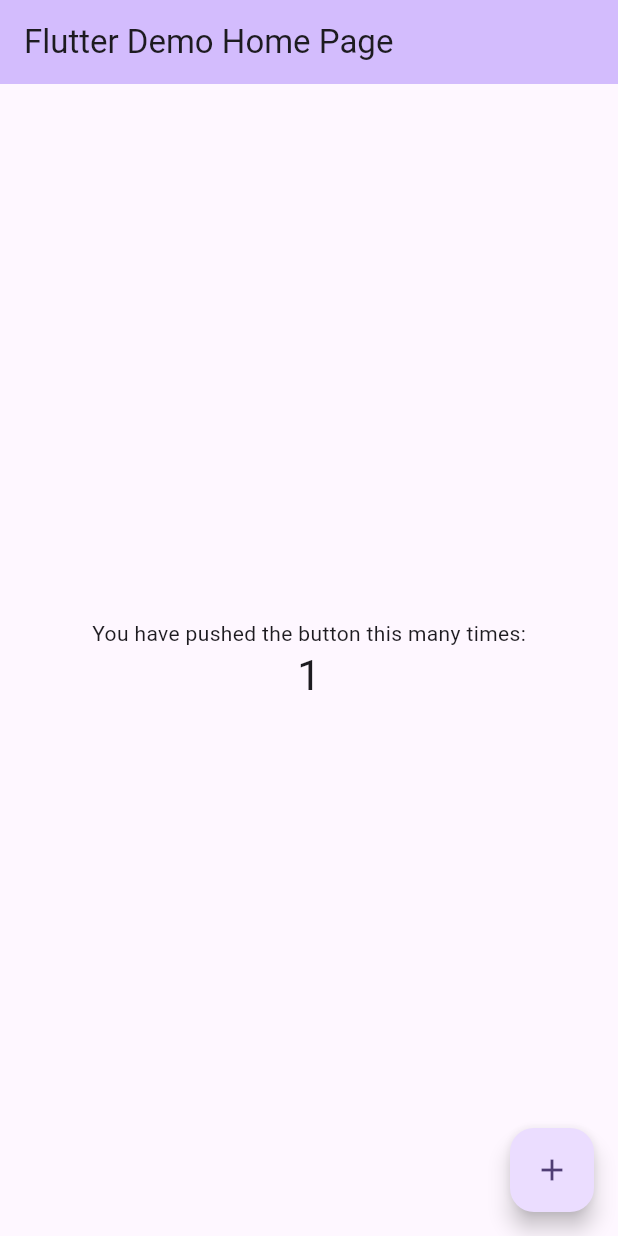
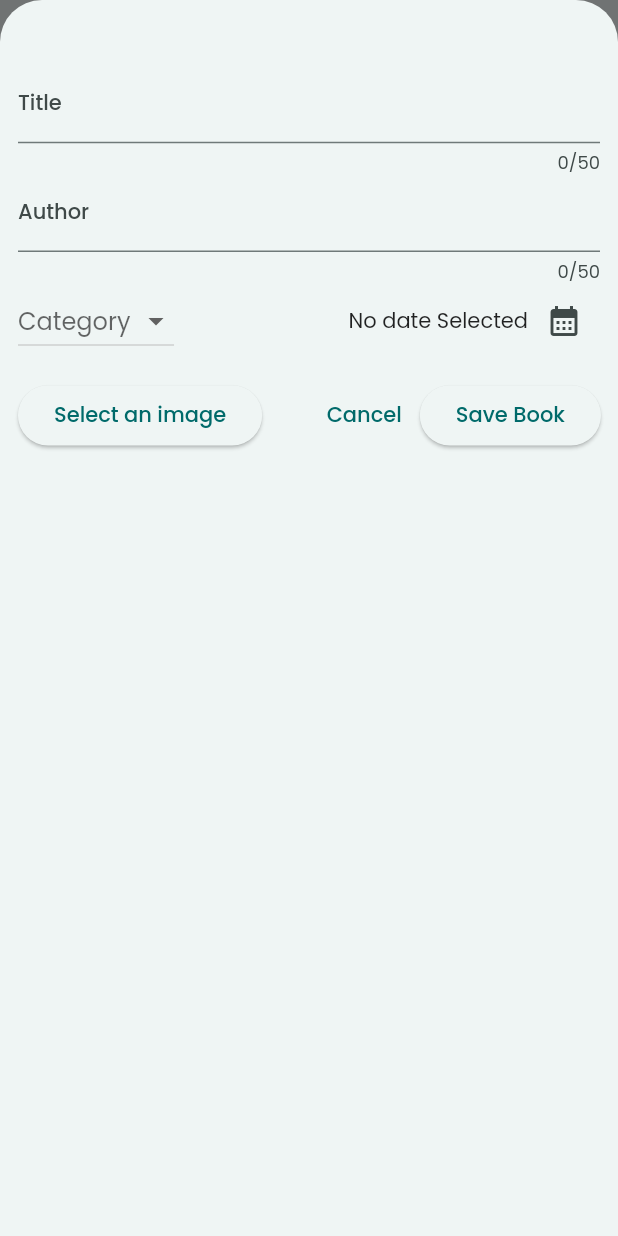
Before and after one commit to ilhanaquib/booku, a Flutter app: the screen it shows after launch, after a tap on the "add" icon, on a phone screen of 412 x 824 dp. Run offline on Flutter 3.47's test engine with Material 2 defaults, Android fonts, the light colour scheme and no system bars; our stand-ins replace google_fonts, image_picker.

Commit message:
This commit is for the final look of the app and it stores the books in a list

```diff
--- a/lib/main.dart
+++ b/lib/main.dart
@@ -1,125 +1,18 @@
+import 'package:booku/pages/books_page.dart';
 import 'package:flutter/material.dart';
+import 'package:google_fonts/google_fonts.dart';
 
 void main() {
-  runApp(const MyApp());
+  WidgetsFlutterBinding.ensureInitialized();
+  runApp(
+    MaterialApp(
+      theme: ThemeData().copyWith(
+        useMaterial3: true,
+        colorScheme:
+            ColorScheme.fromSeed(seedColor: Color.fromARGB(214, 106, 247, 247)),
+        textTheme: GoogleFonts.poppinsTextTheme()
+      ),
+      home: const Books(),
+    ),
+  );
 }
-
-class MyApp extends StatelessWidget {
-  const MyApp({super.key});
-
-  // This widget is the root of your application.
-  @override
-  Widget build(BuildContext context) {
-    return MaterialApp(
-      title: 'Flutter Demo',
-      theme: ThemeData(
-        // This is the theme of your application.
-        //
-        // TRY THIS: Try running your application with "flutter run". You'll see
-        // the application has a blue toolbar. Then, without quitting the app,
-        // try changing the seedColor in the colorScheme below to Colors.green
-        // and then invoke "hot reload" (save your changes or press the "hot
-        // reload" button in a Flutter-supported IDE, or press "r" if you used
-        // the command line to start the app).
-        //
-        // Notice that the counter didn't reset back to zero; the application
-        // state is not lost during the reload. To reset the state, use hot
-        // restart instead.
-        //
-        // This works for code too, not just values: Most code changes can be
-        // tested with just a hot reload.
-        colorScheme: ColorScheme.fromSeed(seedColor: Colors.deepPurple),
-        useMaterial3: true,
-      ),
-      home: const MyHomePage(title: 'Flutter Demo Home Page'),
-    );
-  }
-}
-
-class MyHomePage extends StatefulWidget {
-  const MyHomePage({super.key, required this.title});
-
-  // This widget is the home page of your application. It is stateful, meaning
-  // that it has a State object (defined below) that contains fields that affect
-  // how it looks.
-
-  // This class is the configuration for the state. It holds the values (in this
-  // case the title) provided by the parent (in this case the App widget) and
-  // used by the build method of the State. Fields in a Widget subclass are
-  // always marked "final".
-
-  final String title;
-
-  @override
-  State<MyHomePage> createState() => _MyHomePageState();
-}
-
-class _MyHomePageState extends State<MyHomePage> {
-  int _counter = 0;
-
-  void _incrementCounter() {
-    setState(() {
-      // This call to setState tells the Flutter framework that something has
-      // changed in this State, which causes it to rerun the build method below
-      // so that the display can reflect the updated values. If we changed
-      // _counter without calling setState(), then the build method would not be
-      // called again, and so nothing would appear to happen.
-      _counter++;
-    });
-  }
-
-  @override
-  Widget build(BuildContext context) {
-    // This method is rerun every time setState is called, for instance as done
-    // by the _incrementCounter method above.
-    //
-    // The Flutter framework has been optimized to make rerunning build methods
-    // fast, so that you can just rebuild anything that needs updating rather
-    // than having to individually change instances of widgets.
-    return Scaffold(
-      appBar: AppBar(
-        // TRY THIS: Try changing the color here to a specific color (to
-        // Colors.amber, perhaps?) and trigger a hot reload to see the AppBar
-        // change color while the other colors stay the same.
-        backgroundColor: Theme.of(context).colorScheme.inversePrimary,
-        // Here we take the value from the MyHomePage object that was created by
-        // the App.build method, and use it to set our appbar title.
-        title: Text(widget.title),
-      ),
-      body: Center(
-        // Center is a layout widget. It takes a single child and positions it
-        // in the middle of the parent.
-        child: Column(
-          // Column is also a layout widget. It takes a list of children and
-          // arranges them vertically. By default, it sizes itself to fit its
-          // children horizontally, and tries to be as tall as its parent.
-          //
-          // Column has various properties to control how it sizes itself and
-          // how it positions its children. Here we use mainAxisAlignment to
-          // center the children vertically; the main axis here is the vertical
-          // axis because Columns are vertical (the cross axis would be
-          // horizontal).
-          //
-          // TRY THIS: Invoke "debug painting" (choose the "Toggle Debug Paint"
-          // action in the IDE, or press "p" in the console), to see the
-          // wireframe for each widget.
-          mainAxisAlignment: MainAxisAlignment.center,
-          children: <Widget>[
-            const Text(
-              'You have pushed the button this many times:',
-            ),
-            Text(
-              '$_counter',
-              style: Theme.of(context).textTheme.headlineMedium,
-            ),
-          ],
-        ),
-      ),
-      floatingActionButton: FloatingActionButton(
-        onPressed: _incrementCounter,
-        tooltip: 'Increment',
-        child: const Icon(Icons.add),
-      ), // This trailing comma makes auto-formatting nicer for build methods.
-    );
-  }
-}
--- /dev/null
+++ b/lib/models/books_model.dart
@@ -0,0 +1,20 @@
+
+import 'dart:io';
+
+enum Category { career, education, hobby, cook }
+
+class Book {
+  Book({
+    required this.title,
+    required this.author,
+    required this.image,
+    required this.datePublished,
+    required this.category,
+  });
+
+  final String title;
+  final String author;
+  final File image;
+  final DateTime datePublished;
+  final Category category;
+}
--- /dev/null
+++ b/lib/pages/add_book.dart
@@ -0,0 +1,226 @@
+import 'package:flutter/material.dart';
+import 'package:image_picker/image_picker.dart';
+import 'package:booku/models/books_model.dart';
+import 'package:intl/intl.dart';
+import 'package:path_provider/path_provider.dart';
+import 'dart:io';
+
+final formatter = DateFormat.yMd();
+
+class AddBook extends StatefulWidget {
+  const AddBook({super.key, required this.onAddBook});
+
+  final void Function(Book book) onAddBook;
+
+  @override
+  State<AddBook> createState() => _AddBookState();
+}
+
+class _AddBookState extends State<AddBook> {
+  final _titleController = TextEditingController();
+  final _authorController = TextEditingController();
+  File? _pickedImage;
+  DateTime? _selectedDate;
+  Category? category;
+
+  Future<String> getCacheDirectoryPath() async {
+  Directory appCacheDirectory = await getApplicationDocumentsDirectory();
+  String cachePath = appCacheDirectory.path;
+  return cachePath;
+}
+
+
+
+  Future<void> pickImage() async {
+    String cacheDirectory = await getCacheDirectoryPath();
+    try {
+      final image = await ImagePicker().pickImage(source: ImageSource.gallery);
+      if (image == null) return;
+      final imageTemp = File(image.path);
+      setState(() {
+        _pickedImage = imageTemp;
+        print('this is the path : $_pickedImage');
+        print('this is the cache director $cacheDirectory');
+      });
+    } catch (e) {
+      print('Failed to pick image: $e');
+    }
+  }
+
+  void _submitBookData() {
+    //validation check
+    if (_titleController.text.trim().isEmpty ||
+        _authorController.text.trim().isEmpty ||
+        _selectedDate == null ||
+        _pickedImage == null ||
+        category == null) {
+      showDialog(
+        context: context,
+        builder: (ctx) => AlertDialog(
+          title: const Text('Invalid Input'),
+          content: const Text(
+              'Please make sure a valid title, author, category, date or image is entered'),
+          actions: [
+            TextButton(
+              onPressed: () {
+                Navigator.pop(ctx);
+              },
+              child: const Text('OK'),
+            ),
+          ],
+        ),
+      );
+      return;
+    }
+    // add new expense to list
+    widget.onAddBook(
+      Book(
+          title: _titleController.text,
+          author: _authorController.text,
+          image: _pickedImage!,
+          datePublished: _selectedDate!,
+          category: category as Category),
+    );
+    showDialog(
+      context: context,
+      builder: (ctx) => AlertDialog(
+        title: const Text('Book added succesfully'),
+        actions: [
+          TextButton(
+            onPressed: () {
+              Navigator.pop(ctx);
+              closeModalBottom();
+            },
+            child: const Text('OK'),
+          ),
+        ],
+      ),
+    );
+  }
+
+  void _presentDatePicker() async {
+    final now = DateTime.now();
+    final firstDate = DateTime(now.year - 1, now.month, now.day);
+    final pickedDate = await showDatePicker(
+      context: context,
+      initialDate: now,
+      firstDate: firstDate,
+      lastDate: now,
+    );
+    setState(() {
+      _selectedDate = pickedDate;
+    });
+  }
+
+   void closeModalBottom() {
+    Navigator.pop(context);
+  }
+
+  @override
+  void dispose() {
+    _titleController.dispose();
+    _authorController.dispose();
+    super.dispose();
+  }
+
+  @override
+  Widget build(BuildContext context) {
+    return Padding(
+      padding: const EdgeInsets.only(top: 45, left: 12, right: 12),
+      child: Column(
+        children: [
+          TextField(
+            controller: _titleController,
+            maxLength: 50,
+            decoration: const InputDecoration(label: Text('Title')),
+          ),
+          TextField(
+            controller: _authorController,
+            maxLength: 50,
+            decoration: const InputDecoration(label: Text('Author')),
+          ),
+          Row(
+            mainAxisAlignment: MainAxisAlignment.start,
+            children: [
+              Row(
+                children: [
+                  DropdownButton(
+                    hint: const Text('Category'),
+                    value: category,
+                    items: Category.values
+                        .map(
+                          (category) => DropdownMenuItem(
+                            value: category,
+                            child: Text(
+                              category.name.capitalize(),
+                            ),
+                          ),
+                        )
+                        .toList(),
+                    onChanged: (value) {
+                      if (value == null) {
+                        return;
+                      }
+                      setState(() {
+                        category = value;
+                      });
+                    },
+                  ),
+                ],
+              ),
+              Spacer(),
+              Row(
+                mainAxisAlignment: MainAxisAlignment.end,
+                crossAxisAlignment: CrossAxisAlignment.center,
+                children: [
+                  Text(
+                    _selectedDate == null
+                        ? 'No date Selected'
+                        : formatter.format(_selectedDate!),
+                  ),
+                  IconButton(
+                      onPressed: _presentDatePicker,
+                      icon: const Icon(Icons.calendar_month))
+                ],
+              ),
+            ],
+          ),
+          SizedBox(height: 15,),
+          Row(
+            mainAxisAlignment: MainAxisAlignment.start,
+            children: [
+              ElevatedButton(
+                  onPressed: pickImage, child: const Text('Select an image')),
+              const SizedBox(width: 31),
+              TextButton(
+                  onPressed: () {
+                    closeModalBottom();
+                  },
+                  child: Text('Cancel')),
+              ElevatedButton(
+                  onPressed: _submitBookData, child: Text('Save Book')),
+            ],
+          ),
+          if (_pickedImage != null)
+          Padding(
+            padding: const EdgeInsets.only(top: 30),
+            child: SizedBox(
+              height: 400,
+              width:  350,
+              child: Image.file(_pickedImage!)),
+          )
+        ],
+      ),
+    );
+  }
+}
+
+// this is to capitalize the first letter for the category
+extension StringExtension on String {
+  String capitalize() {
+    if (isEmpty) {
+      return this;
+    }
+    return '${this[0].toUpperCase()}${substring(1)}';
+  }
+}
--- /dev/null
+++ b/lib/pages/books_list.dart
@@ -0,0 +1,51 @@
+import 'package:flutter/material.dart';
+import 'package:booku/models/books_model.dart';
+import 'package:booku/book_item.dart';
+import 'add_book.dart';
+
+class BooksList extends StatefulWidget {
+  const BooksList({super.key, required this.books, required this.onAddbook});
+
+  final List<Book> books;
+  final void Function(Book) onAddbook;
+
+  @override
+  State<BooksList> createState() => _BooksListState();
+}
+
+class _BooksListState extends State<BooksList> {
+  void _openAddBookOverlay() {
+    showModalBottomSheet(
+        isScrollControlled: true,
+        context: context,
+        useSafeArea: true,
+        builder: (ctx) => AddBook(onAddBook: widget.onAddbook));
+  }
+
+  @override
+  Widget build(BuildContext context) {
+    return GridView.builder(
+      gridDelegate: const SliverGridDelegateWithFixedCrossAxisCount(
+          crossAxisCount: 2,
+          childAspectRatio: 0.55,
+          crossAxisSpacing: 10,
+          mainAxisSpacing: 10),
+      itemCount: widget.books.length + 1,
+      itemBuilder: (context, index) {
+        if (index == 0) {
+          return GestureDetector(
+            onTap: _openAddBookOverlay,
+            child: const Card(
+              child: Center(
+                child: Icon(Icons.add),
+              ),
+            ),
+          );
+        } else {
+          final book = widget.books[index - 1];
+          return BookItem(book: book);
+        }
+      },
+    );
+  }
+}
--- /dev/null
+++ b/lib/pages/books_page.dart
@@ -0,0 +1,41 @@
+// this page is to list/show all the books user added to the app
+
+import 'package:booku/pages/books_list.dart';
+import 'package:flutter/material.dart';
+import 'package:booku/models/books_model.dart';
+
+class Books extends StatefulWidget {
+  const Books({
+    super.key,
+  });
+
+  @override
+  State<Books> createState() => _BooksState();
+}
+
+class _BooksState extends State<Books> {
+  // dummy data
+  final List<Book> _books = [];
+
+    void _addBook(Book book) {
+    setState(() {
+      _books.add(book);
+    });
+  }
+
+  @override
+  Widget build(BuildContext context) {
+    Widget mainContent = BooksList(
+        onAddbook: _addBook,
+        books: _books,
+      );
+
+    return Scaffold(
+        appBar: AppBar(
+          title: const Text('Booku'),
+        ),
+        body: Column(
+          children: [Expanded(child: mainContent)],
+        ));
+  }
+}
```
Also changed, not shown: lib/book_item.dart (added, +80 -0 lines), pubspec.yaml (+7 -3 lines), assets/images/illustration-1.png (added), flutter_01.png (added), pubspec.lock, 5 other files.
